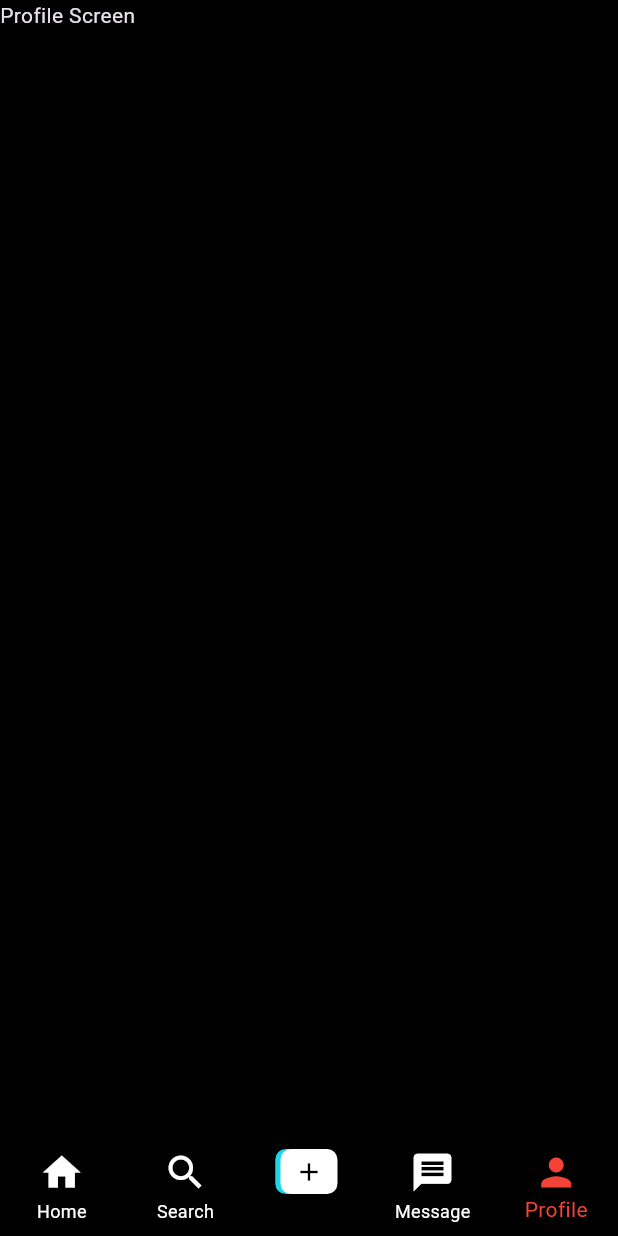
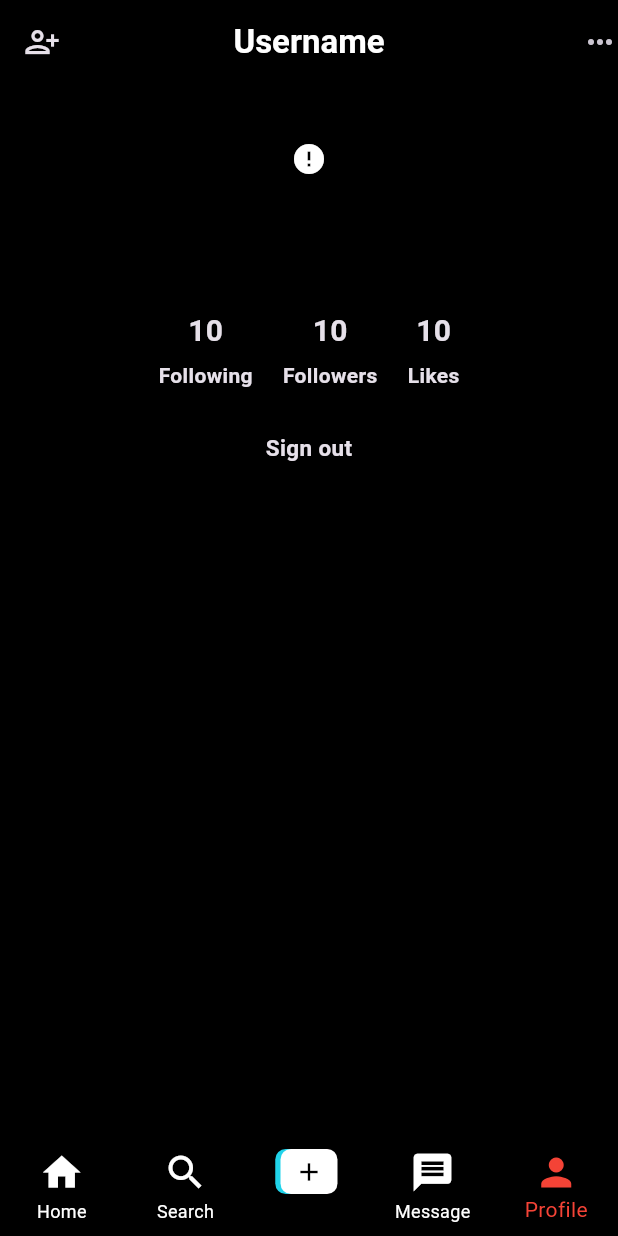
Before and after one commit to Jotham0505/Tik-Tok---App-clone, a Flutter app: the screen it shows once a user with an empty profile is signed in, item 5 of the bottom bar chosen, on a phone screen of 412 x 824 dp. Run offline on Flutter 3.47's test engine with Material 3 defaults, Android fonts, the phone set to English and light mode, and no system bars; drawn by our look-alikes of cached_network_image; our stand-ins replace cloud_firestore, firebase_auth, firebase_core, firebase_storage, get, image_picker and 2 more; missing offline and left inert: video_compress; accounts and stored records are empty; network calls fail.

Commit message:
user profile updated

```diff
--- a/lib/constants.dart
+++ b/lib/constants.dart
@@ -5,6 +5,7 @@ import 'package:firebase_storage/firebase_storage.dart';
 import 'package:flutter/material.dart';
 import 'package:tiktok/controllers/auth_controller.dart';
 import 'package:tiktok/views/widgets/screens/add_video_screen.dart';
+import 'package:tiktok/views/widgets/screens/profile_screen.dart';
 import 'package:tiktok/views/widgets/screens/search_screen.dart';
 import 'package:tiktok/views/widgets/screens/video_screen.dart';
 
@@ -14,7 +15,7 @@ List pages = [
   SearchScreen(),
   const AddVideoScreen(),
   Text('Messages Screen'),
-  Text('Profile Screen'),
+  ProfileScreen(uid: authController.user.uid),
 ];
 
 
--- /dev/null
+++ b/lib/views/widgets/screens/profile_screen.dart
@@ -0,0 +1,162 @@
+import 'package:cached_network_image/cached_network_image.dart';
+import 'package:flutter/material.dart';
+
+class ProfileScreen extends StatelessWidget {
+  final String uid;
+  const ProfileScreen({super.key, required this.uid});
+
+  @override
+  Widget build(BuildContext context) {
+    return Scaffold(
+      appBar: AppBar(
+        backgroundColor: Colors.black12,
+        leading: Icon(
+          Icons.person_add_alt_1_outlined
+        ),
+        actions: [
+          Icon(
+            Icons.more_horiz_outlined,
+          )
+        ],
+        title: Text(
+          'Username',
+          style: TextStyle(
+            fontWeight: FontWeight.bold,
+            color: Colors.white
+          ),
+        ),
+        centerTitle: true,
+      ),
+      body: SafeArea(
+        child: Column(
+          children: [
+            Column(
+              children: [
+                Row(
+                  mainAxisAlignment: MainAxisAlignment.center,
+                  children: [
+                    ClipOval(
+                      child: CachedNetworkImage(
+                        imageUrl: '',
+                        fit: BoxFit.cover,
+                        height: 100,
+                        width: 100,
+                        placeholder: (context, url) => CircularProgressIndicator(),
+                        errorWidget: (context, url, error) => Icon(Icons.error),
+                      ),
+                    )
+                  ],
+
+                ),
+                SizedBox(
+                  height: 50,
+                ),
+                Row(
+                  mainAxisAlignment: MainAxisAlignment.center,
+                  children: [
+                    Column(
+                      children: [
+                        Text(
+                          '10',
+                          style: TextStyle(
+                            fontSize: 20,
+                            fontWeight: FontWeight.bold
+                          ),
+                        ),
+                        SizedBox(
+                          height: 5,
+                        ),
+                        Text(
+                          'Following',
+                          style: TextStyle(
+                            fontSize: 14,
+                            fontWeight: FontWeight.bold
+                          ),
+                        ),
+                      ],
+                    ),
+                    SizedBox(
+                      width: 20,
+                    ),
+                    Column(
+                      children: [
+                        Text(
+                          '10',
+                          style: TextStyle(
+                            fontSize: 20,
+                            fontWeight: FontWeight.bold
+                          ),
+                        ),
+                        SizedBox(
+                          height: 5,
+                        ),
+                        Text(
+                          'Followers',
+                          style: TextStyle(
+                            fontSize: 14,
+                            fontWeight: FontWeight.bold
+                          ),
+                        ),
+                      ],
+                    ),
+                    SizedBox(
+                      width: 20,
+                    ),
+                    Column(
+                      children: [
+                        Text(
+                          '10',
+                          style: TextStyle(
+                            fontSize: 20,
+                            fontWeight: FontWeight.bold
+                          ),
+                        ),
+                        SizedBox(
+                          height: 5,
+                        ),
+                        Text(
+                          'Likes',
+                          style: TextStyle(
+                            fontSize: 14,
+                            fontWeight: FontWeight.bold
+                          ),
+                        ),
+                      ],
+                    )
+                  ],
+                ),
+                SizedBox(
+                  height: 15,
+                ),
+                Container(
+                  width: 140,
+                  height: 47,
+                  decoration: BoxDecoration(
+                    border: Border.all(
+                      color: Colors.black12
+                    )
+                  ),
+                  child: InkWell(
+                    onTap: () {
+
+                    },
+                    child: Center(
+                      child: Text(
+                        'Sign out',
+                        style: TextStyle(
+                          fontSize: 15,
+                          fontWeight: FontWeight.bold
+                        ),
+                      ),
+                    ),
+                  ),
+                ),
+                // video List
+              ],
+            )
+          ],
+        ),
+      )
+    );
+  }
+}
--- a/lib/views/widgets/screens/search_screen.dart
+++ b/lib/views/widgets/screens/search_screen.dart
@@ -3,6 +3,7 @@ import 'package:flutter/material.dart' hide SearchController;
 import 'package:get/get.dart';
 import 'package:tiktok/controllers/search_controller.dart';
 import 'package:tiktok/models/user.dart';
+import 'package:tiktok/views/widgets/screens/profile_screen.dart';
 
 class SearchScreen extends StatelessWidget {
   SearchScreen({super.key});
@@ -43,7 +44,7 @@ class SearchScreen extends StatelessWidget {
               User user = searchController.searchedUsers[index];
               InkWell(
                 onTap: () {
-
+                  Navigator.of(context).push(MaterialPageRoute(builder: (context) => ProfileScreen(uid: user.uid,),),);
                 },
                 child: ListTile(
                   leading: CircleAvatar(
--- a/pubspec.yaml
+++ b/pubspec.yaml
@@ -29,6 +29,7 @@ environment:
 # versions available, run `flutter pub outdated`.
 dependencies:
 
+  cached_network_image: ^3.3.1
   cloud_firestore: ^4.14.0
   firebase_auth: ^4.16.0
   firebase_core: ^2.24.2
```
Also changed, not shown: pubspec.lock, 1 other file.
